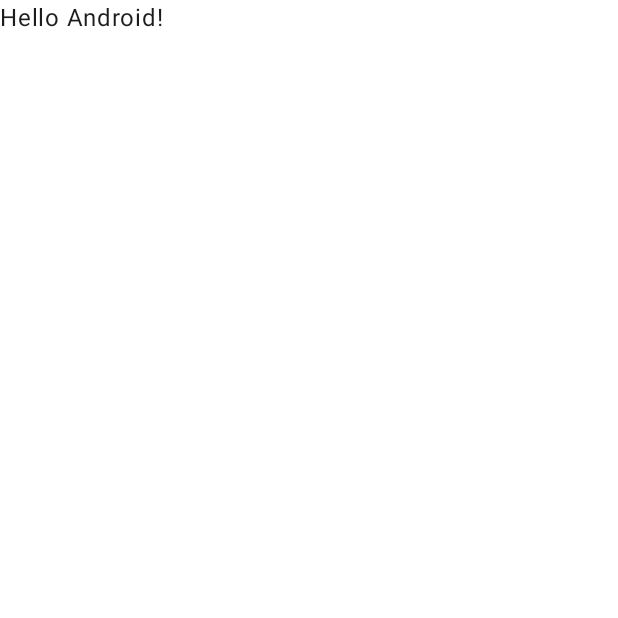
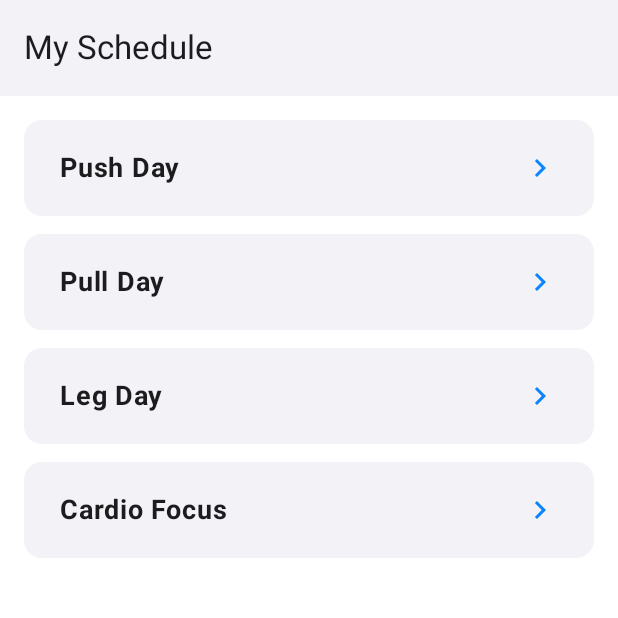
Before and after one commit to diajarkoding/TimeFit, an Android app built with Jetpack Compose: the screen it shows after launch (MainActivity), on a phone screen of 412 x 824 dp, the top half of it. Before the commit the part shown is almost empty. Run offline under Robolectric (Android 15) with nearby library versions, the phone set to English and light mode, and no system bars; our stand-ins replace Dagger/Hilt's generated code.

Commit message:
Fix Fase 1 dan menyelesaikan Fase 2 langkah 1

```diff
--- a/app/src/main/AndroidManifest.xml
+++ b/app/src/main/AndroidManifest.xml
@@ -3,6 +3,7 @@
     xmlns:tools="http://schemas.android.com/tools">
 
     <application
+        android:name=".TimeFitApp"
         android:allowBackup="true"
         android:dataExtractionRules="@xml/data_extraction_rules"
         android:fullBackupContent="@xml/backup_rules"
--- a/app/src/main/java/com/diajarkoding/timefit/MainActivity.kt
+++ b/app/src/main/java/com/diajarkoding/timefit/MainActivity.kt
@@ -6,11 +6,14 @@ import androidx.activity.compose.setContent
 import androidx.activity.enableEdgeToEdge
 import androidx.compose.foundation.layout.fillMaxSize
 import androidx.compose.foundation.layout.padding
+import androidx.compose.material3.MaterialTheme
 import androidx.compose.material3.Scaffold
+import androidx.compose.material3.Surface
 import androidx.compose.material3.Text
 import androidx.compose.runtime.Composable
 import androidx.compose.ui.Modifier
 import androidx.compose.ui.tooling.preview.Preview
+import com.diajarkoding.timefit.presentation.navigation.AppNavigation
 import com.diajarkoding.timefit.presentation.ui.theme.TimeFitTheme
 
 class MainActivity : ComponentActivity() {
@@ -19,29 +22,13 @@ class MainActivity : ComponentActivity() {
         enableEdgeToEdge()
         setContent {
             TimeFitTheme {
-                Scaffold(modifier = Modifier.fillMaxSize()) { innerPadding ->
-                    Greeting(
-                        name = "Android",
-                        modifier = Modifier.padding(innerPadding)
-                    )
+                Surface(
+                    modifier = Modifier.fillMaxSize(),
+                    color = MaterialTheme.colorScheme.background
+                ){
+                    AppNavigation()
                 }
             }
         }
     }
 }
-
-@Composable
-fun Greeting(name: String, modifier: Modifier = Modifier) {
-    Text(
-        text = "Hello $name!",
-        modifier = modifier
-    )
-}
-
-@Preview(showBackground = true)
-@Composable
-fun GreetingPreview() {
-    TimeFitTheme {
-        Greeting("Android")
-    }
-}
--- /dev/null
+++ b/app/src/main/java/com/diajarkoding/timefit/TimeFitApp.kt
@@ -0,0 +1,7 @@
+package com.diajarkoding.timefit
+
+import android.app.Application
+import dagger.hilt.android.HiltAndroidApp
+
+@HiltAndroidApp
+class TimeFitApp : Application()
--- /dev/null
+++ b/app/src/main/java/com/diajarkoding/timefit/presentation/navigation/AppNavigation.kt
@@ -0,0 +1,32 @@
+package com.diajarkoding.timefit.presentation.navigation
+
+import androidx.compose.runtime.Composable
+import androidx.navigation.compose.NavHost
+import androidx.navigation.compose.composable
+import androidx.navigation.compose.rememberNavController
+import com.diajarkoding.timefit.presentation.screens.home.HomeScreen
+import com.diajarkoding.timefit.presentation.screens.splash.SplashScreen
+
+sealed class Screen(val route: String) {
+    object Splash : Screen("splash")
+    object Home : Screen("home")
+    object Detail : Screen("detail/{scheduleName}") {
+        fun createRoute(scheduleName: String) = "detail/$scheduleName"
+    }
+}
+
+@Composable
+fun AppNavigation() {
+    val navController = rememberNavController()
+    NavHost(
+        navController = navController,
+        startDestination = Screen.Splash.route
+    ){
+        composable(Screen.Splash.route) {
+            SplashScreen(navController)
+        }
+        composable(Screen.Home.route) {
+            HomeScreen()
+        }
+    }
+}
--- a/app/src/main/java/com/diajarkoding/timefit/presentation/screen/home/HomeScreen.kt
+++ b/app/src/main/java/com/diajarkoding/timefit/presentation/screens/home/HomeScreen.kt
@@ -1,4 +1,4 @@
-package com.diajarkoding.timefit.presentation.screen.home
+package com.diajarkoding.timefit.presentation.screens.home
 
 import androidx.compose.foundation.background
 import androidx.compose.foundation.clickable
@@ -7,8 +7,12 @@ import androidx.compose.foundation.layout.Row
 import androidx.compose.foundation.layout.fillMaxWidth
 import androidx.compose.foundation.layout.padding
 import androidx.compose.foundation.lazy.LazyColumn
+import androidx.compose.foundation.lazy.items
 import androidx.compose.foundation.shape.RoundedCornerShape
+import androidx.compose.material.icons.Icons
+import androidx.compose.material.icons.automirrored.filled.KeyboardArrowRight
 import androidx.compose.material3.ExperimentalMaterial3Api
+import androidx.compose.material3.Icon
 import androidx.compose.material3.MaterialTheme
 import androidx.compose.material3.Scaffold
 import androidx.compose.material3.Text
@@ -18,7 +22,11 @@ import androidx.compose.runtime.Composable
 import androidx.compose.ui.Alignment
 import androidx.compose.ui.Modifier
 import androidx.compose.ui.draw.clip
+import androidx.compose.ui.text.font.FontWeight
+import androidx.compose.ui.tooling.preview.Preview
 import androidx.compose.ui.unit.dp
+import androidx.compose.ui.unit.sp
+import com.diajarkoding.timefit.presentation.ui.theme.TimeFitTheme
 
 val dummyWorkoutSchedule = listOf(
     "Push Day",
@@ -46,8 +54,16 @@ fun HomeScreen() {
                 .fillMaxWidth()
                 .padding(paddingValues)
                 .padding(16.dp),
-            verticalArrangement = Arrangement.spacedBy(16.dp)
-        ) {  }
+            verticalArrangement = Arrangement.spacedBy(12.dp)
+        ) {
+            items(dummyWorkoutSchedule) { shceduleName ->
+                WorkoutScheduleItem(
+                    name = shceduleName,
+                    onClick = { /* TODO: Navigate to detail screen */ }
+                )
+
+            }
+        }
     }
 }
 
@@ -65,5 +81,25 @@ fun WorkoutScheduleItem(
             .padding(horizontal = 24.dp, vertical = 20.dp),
         verticalAlignment = Alignment.CenterVertically,
         horizontalArrangement = Arrangement.SpaceBetween
-    ) {  }
+    ) {
+        Text(
+            text = name,
+            fontWeight = FontWeight.Bold,
+            fontSize = 18.sp,
+            color = MaterialTheme.colorScheme.onSurface
+        )
+        Icon(
+            imageVector = Icons.AutoMirrored.Filled.KeyboardArrowRight,
+            contentDescription = "Go To Schedule",
+            tint = MaterialTheme.colorScheme.primary
+        )
+    }
 }
+
+@Preview
+@Composable
+fun HomeScreenPreview(showBackground: Boolean = true) {
+    TimeFitTheme(darkTheme = true) {
+        HomeScreen()
+    }
+}
--- a/app/src/main/java/com/diajarkoding/timefit/presentation/screen/splash/SplashScreen.kt
+++ b/app/src/main/java/com/diajarkoding/timefit/presentation/screens/splash/SplashScreen.kt
@@ -1,4 +1,4 @@
-package com.diajarkoding.timefit.presentation.screen.splash
+package com.diajarkoding.timefit.presentation.screens.splash
 
 import androidx.compose.foundation.background
 import androidx.compose.foundation.layout.Box
@@ -12,6 +12,7 @@ import androidx.compose.ui.Modifier
 import androidx.compose.ui.text.font.FontWeight
 import androidx.compose.ui.tooling.preview.Preview
 import androidx.navigation.NavController
+import com.diajarkoding.timefit.presentation.navigation.Screen
 import com.diajarkoding.timefit.presentation.ui.theme.TimeFitTheme
 import kotlinx.coroutines.delay
 
@@ -20,6 +21,12 @@ fun SplashScreen(navController: NavController) {
 
     LaunchedEffect(key1 = true) {
         delay(2000L)
+
+        navController.navigate(Screen.Home.route) {
+            popUpTo(Screen.Splash.route){
+                inclusive = true
+            }
+        }
     }
 
     Box(
@@ -29,7 +36,7 @@ fun SplashScreen(navController: NavController) {
         contentAlignment = Alignment.Center
     ) {
         Text(
-            text = "Splash Screen",
+            text = "TimeFit",
             style = MaterialTheme.typography.displayLarge,
             fontWeight = FontWeight.Bold,
             color = MaterialTheme.colorScheme.onBackground
--- a/build.gradle.kts
+++ b/build.gradle.kts
@@ -3,4 +3,5 @@ plugins {
     alias(libs.plugins.android.application) apply false
     alias(libs.plugins.kotlin.android) apply false
     alias(libs.plugins.kotlin.compose) apply false
+    alias(libs.plugins.hilt) apply false
 }
```
Also changed, not shown: app/build.gradle.kts (+22 -1 lines), app/src/main/java/com/diajarkoding/timefit/data/local/Schedule.kt (added, +11 -0 lines), app/src/main/java/com/diajarkoding/timefit/data/local/ScheduleDao.kt (added, +20 -0 lines), app/src/main/java/com/diajarkoding/timefit/data/local/TimeFitDatabase.kt (added, +11 -0 lines), app/src/main/java/com/diajarkoding/timefit/data/repository/ScheduleRepositoryImpl.kt (added, +22 -0 lines), app/src/main/java/com/diajarkoding/timefit/di/AppModule.kt (added, +28 -0 lines), gradle/libs.versions.toml (+20 -0 lines).
